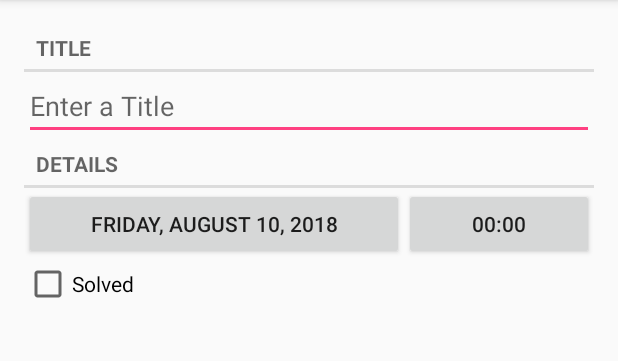
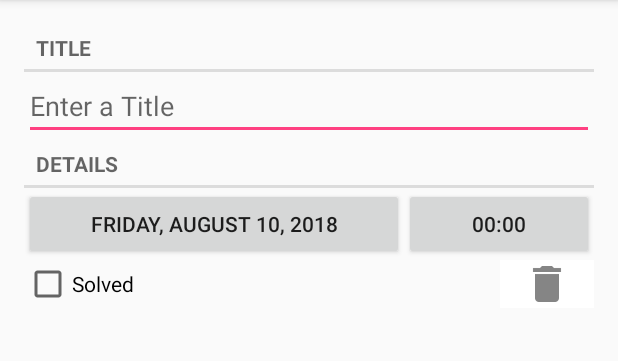
Before and after one commit to grhovo/criminalIntent, an Android app: the CrimeFragment screen opened directly, with no data from a screen before it, on a phone screen of 412 x 824 dp, the part 84-445 px from its top. Run offline under Robolectric (Android 15) with nearby library versions, the phone set to English and light mode, and no system bars.

Commit message:
Добавлена кнопка удаления

```diff
--- a/app/src/main/java/com/example/hovo/criminalintentnew/Activities/Fragments/CrimeFragment.java
+++ b/app/src/main/java/com/example/hovo/criminalintentnew/Activities/Fragments/CrimeFragment.java
@@ -16,8 +16,10 @@ import android.widget.Button;
 import android.widget.CheckBox;
 import android.widget.CompoundButton;
 import android.widget.EditText;
+import android.widget.ImageButton;
 
 
+import com.example.hovo.criminalintentnew.Activities.CrimePagerActivity;
 import com.example.hovo.criminalintentnew.Activities.Model.CrimeLab;
 import com.example.hovo.criminalintentnew.R;
 
@@ -25,6 +27,7 @@ import com.example.hovo.criminalintentnew.Activities.Model.Crime;
 
 import java.text.DateFormat;
 import java.util.Date;
+import java.util.List;
 import java.util.UUID;
 
 public class CrimeFragment extends Fragment {
@@ -35,6 +38,8 @@ public class CrimeFragment extends Fragment {
     private Button mDateButton;
     private CheckBox mCheckBox;
     private Button mTimeButton;
+    private ImageButton mDelete;
+
 
     private static final String DIALOG_DATE = "Dialog Date";
     private static final String ARG_CRIME_ID = "crime id";
@@ -121,6 +126,14 @@ public class CrimeFragment extends Fragment {
             }
         });
 
+        mDelete = v.findViewById(R.id.delete_crime);
+        mDelete.setOnClickListener(new View.OnClickListener() {
+            @Override
+            public void onClick(View v) {
+                CrimeLab.getInstance(getActivity()).removeItem(mCrime);
+                getActivity().finish();
+            }
+        });
 
         return v;
     }
--- a/app/src/main/java/com/example/hovo/criminalintentnew/Activities/Model/CrimeLab.java
+++ b/app/src/main/java/com/example/hovo/criminalintentnew/Activities/Model/CrimeLab.java
@@ -27,6 +27,12 @@ public class CrimeLab {
         return mCrimes;
     }
 
+    public void removeItem(Crime crime){
+        if(mCrimes.contains(crime)) {
+            mCrimes.remove(crime);
+        }
+    }
+
     public Crime getCrime(UUID id){
         for (Crime crime: mCrimes
              ) {
--- a/app/src/main/res/layout/fragment_crime.xml
+++ b/app/src/main/res/layout/fragment_crime.xml
@@ -1,5 +1,6 @@
 <?xml version="1.0" encoding="utf-8"?>
 <LinearLayout xmlns:android="http://schemas.android.com/apk/res/android"
+    xmlns:app="http://schemas.android.com/apk/res-auto"
     android:orientation="vertical" android:layout_width="match_parent"
     android:layout_height="match_parent"
     android:layout_margin="16dp">
@@ -38,10 +39,26 @@
             android:layout_weight="1" />
     </LinearLayout>
 
-    <CheckBox
+    <LinearLayout
         android:layout_width="match_parent"
-        android:layout_height="wrap_content"
-        android:id="@+id/crime_solved"
-        android:text="@string/crime_solved_label"/>
+        android:layout_height="match_parent"
+        android:orientation="horizontal">
+
+        <CheckBox
+            android:id="@+id/crime_solved"
+            android:layout_width="wrap_content"
+            android:layout_height="wrap_content"
+            android:layout_weight="8"
+            android:text="@string/crime_solved_label" />
+
+        <ImageButton
+            android:id="@+id/delete_crime"
+            android:layout_width="wrap_content"
+            android:layout_height="wrap_content"
+            android:layout_weight="1"
+            android:background="@android:color/background_light"
+            android:contentDescription="@string/delete_element"
+            app:srcCompat="@drawable/ic_crime_delete" />
+    </LinearLayout>
 
 </LinearLayout>
--- a/app/src/main/res/values/strings.xml
+++ b/app/src/main/res/values/strings.xml
@@ -11,4 +11,5 @@
     <string name="show_subtitle">Show Subtitle</string>
     <string name="hide_subtitle">Hide Subtitle</string>
     <string name="subtitle_format">%1$d crimes</string>
+    <string name="delete_element">delete</string>
 </resources>
```
Also changed, not shown: app/src/main/res/drawable-hdpi/ic_crime_delete.png (added), app/src/main/res/drawable-mdpi/ic_crime_delete.png (added), app/src/main/res/drawable-xhdpi/ic_crime_delete.png (added), app/src/main/res/drawable-xxhdpi/ic_crime_delete.png (added).
